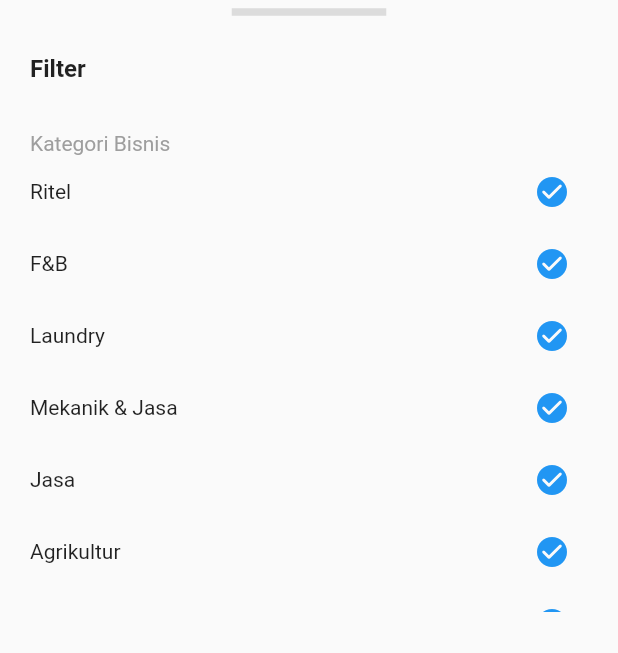
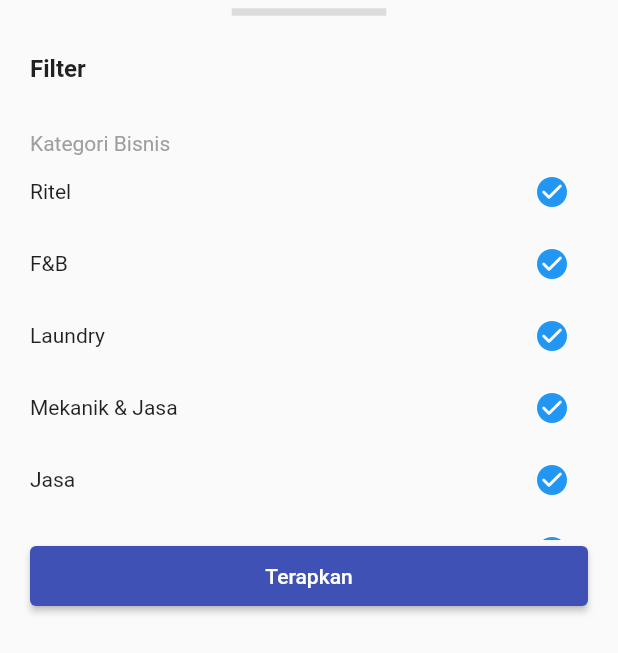
Before and after one commit to fauzipadlaw/study_case_flutter, a Flutter app: the BottomSheetComponent widget shown alone on an empty page, opened directly, on a phone screen of 412 x 824 dp. Shown: the top 653 px of the screen. Run offline on Flutter 3.47's test engine with Material 2 defaults, Android fonts, the phone set to English and light mode, and no system bars; our stand-ins replace cached_network_image, get; network calls fail.

Commit message:
add bottom button kategori bottom sheet

```diff
--- a/lib/components/bottom_sheet.dart
+++ b/lib/components/bottom_sheet.dart
@@ -74,7 +74,15 @@ class BottomSheetComponent extends StatelessWidget {
                                         ))
                                   ],
                                 ));
-                              }))
+                              })),
+                      ElevatedButton(
+                        style: ElevatedButton.styleFrom(
+                          primary: Colors.indigo,
+                          minimumSize: const Size.fromHeight(40), // fromHeight use double.infinity as width and 40 is the height
+                        ),
+                        onPressed: () {},
+                        child: Text('Terapkan'),
+                      )
                     ],
                   ),
                 )),
```
